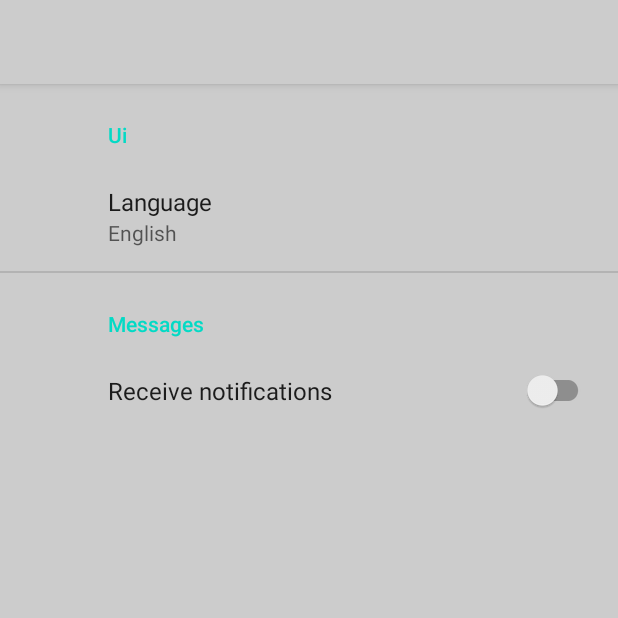
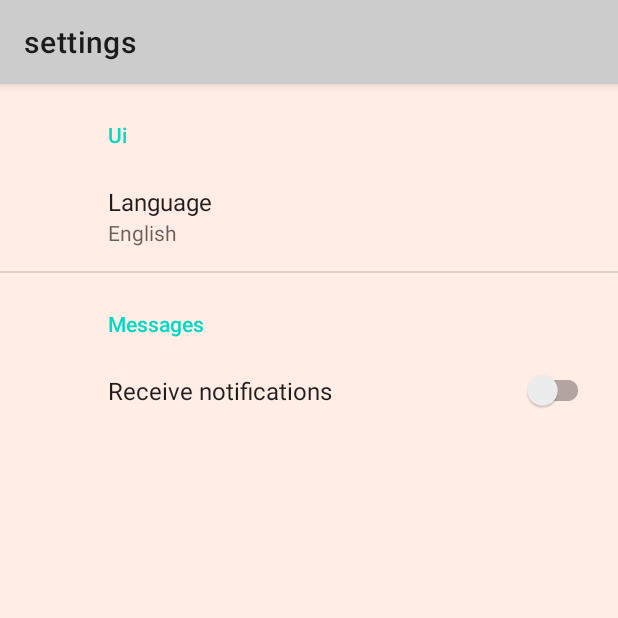
Before and after one commit to Shay-M/Share-Recipe-Book, an Android app: the screen it shows after launch (MainActivity), in the options menu, after a tap on "Settings", on a phone screen of 412 x 824 dp, the top half of it. Run offline under Robolectric (Android 15) with nearby library versions, the light colour scheme and no system bars; our stand-ins replace Firebase (no records; nobody signed in at launch, a user with empty details on screens opened directly), Shimmer, androidx.preference; libraries missing offline, so code that uses them is left out: com.facebook.shimmer; pictures from the network do not load; 1 statement that could not run was skipped.

Commit message:
- add Settings Fragment , fix - add tab properties (** need to do)

```diff
--- a/app/src/main/java/com/pinky/sharerecipebook/view/fragments/HomepageFragment.java
+++ b/app/src/main/java/com/pinky/sharerecipebook/view/fragments/HomepageFragment.java
@@ -98,16 +98,22 @@ public class HomepageFragment extends Fragment implements RecipeAdapter.Recycler
     public boolean onOptionsItemSelected(@NonNull MenuItem item) {
 
         Log.d("action", "item: " + item);
+        Bundle bundle;
 
         switch (item.getItemId()) {
             case R.id.action_settings:
-                //  todo User chose the "Settings" item, show the app settings UI...
+                bundle = new Bundle();
+                bundle.putSerializable("expandLoginUser", loginUser);
+                actionBar.setTitle("settings");
+                Navigation.findNavController(rootView).navigate(R.id.action_homepageFragment_to_settingsFragment, bundle);
 
-                Bundle bundle = new Bundle();
+                return true;
+
+            case R.id.action_properties:
+                bundle = new Bundle();
                 bundle.putSerializable("expandLoginUser", loginUser);
-
-//                Navigation.findNavController(rootView).navigate(R.id.action_homepageFragment_to_userProfileFragment, bundle);
-                Navigation.findNavController(rootView).navigate(R.id.action_homepageFragment_to_settingsFragment, bundle);
+//                actionBar.setTitle("hhh");
+                Navigation.findNavController(rootView).navigate(R.id.action_homepageFragment_to_userProfileFragment, bundle);
 
                 return true;
 
--- a/app/src/main/java/com/pinky/sharerecipebook/view/fragments/SettingsFragment.java
+++ b/app/src/main/java/com/pinky/sharerecipebook/view/fragments/SettingsFragment.java
@@ -15,7 +15,7 @@ import com.pinky.sharerecipebook.R;
 public class SettingsFragment extends PreferenceFragmentCompat {
     @Override
     public View onCreateView(@NonNull LayoutInflater inflater, @Nullable ViewGroup container, @Nullable Bundle savedInstanceState) {
-        container.setBackgroundColor(getResources().getColor(R.color.c, null));
+        container.setBackgroundColor(getResources().getColor(R.color.a, null));
         return super.onCreateView(inflater, container, savedInstanceState);
     }
 
```
Also changed, not shown: app/src/main/res/layout/fragment_login_page.xml (+10 -2 lines), app/src/main/res/layout/fragment_user_profile.xml (+1 -7 lines), app/src/main/res/layout/recipe_item_cell.xml (+5 -3 lines).
